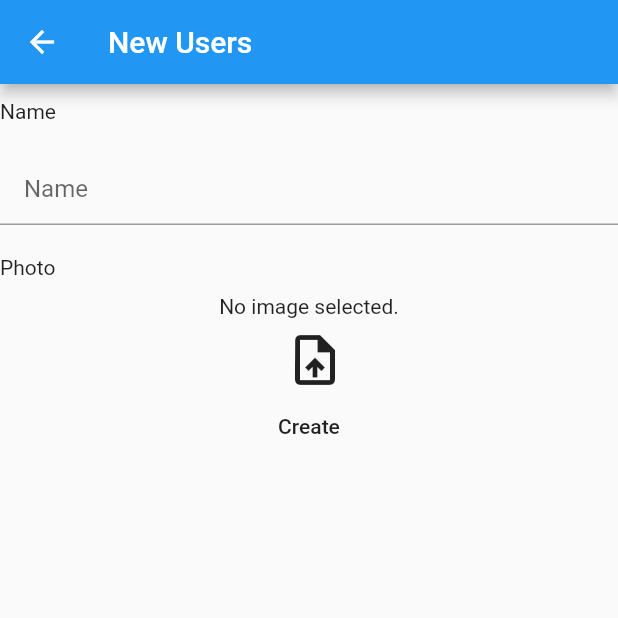
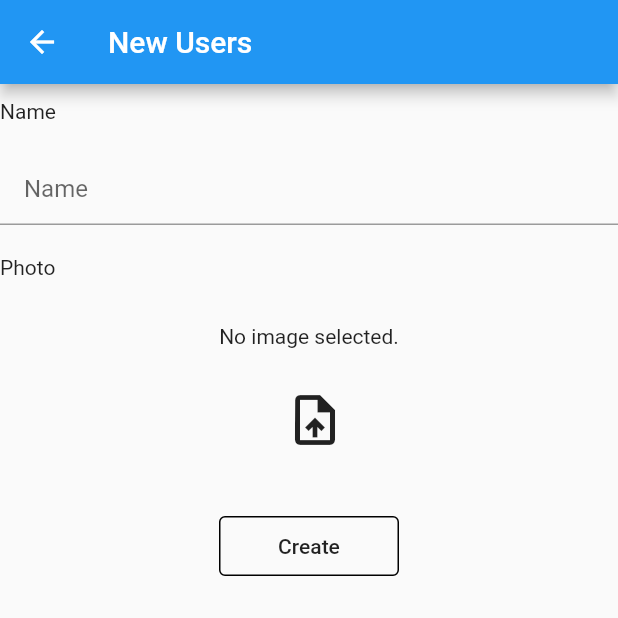
Before and after one commit to maimand/door-opener-mb, a Flutter app: the AddUserView screen opened directly, after a tap on the "upload file" icon, on a phone screen of 412 x 824 dp, the top half of it. Run offline on Flutter 3.47's test engine with Material 2 defaults, Android fonts, the phone set to English and light mode, and no system bars; our stand-ins replace firebase_core, firebase_database, image_picker; missing offline and left inert: image_crop; accounts and stored records are empty.

Commit message:
Integrate save new user function

```diff
--- a/lib/views/add_user_view.dart
+++ b/lib/views/add_user_view.dart
@@ -112,18 +112,13 @@ class _AddUserViewState extends State<AddUserView> {
       setState(() {
         selectedPhoto = croppedImageFile;
       });
-      // Uint8List imageBytes =
-      //     await widget.global.fileReadAsBytes(croppedImageFile);
     } else {
       print("No image selected.");
     }
   }
 
-  void saveUser() {
-    final bytes = selectedPhoto.readAsBytesSync();
-    String img64 = base64Encode(bytes);
-    print(bytes);
-    widget.onSave(controller.text, img64);
+  void saveUser() async {
+    await widget.onSave(controller.text, selectedPhoto);
   }
 
   @override
@@ -162,6 +157,7 @@ class _AddUserViewState extends State<AddUserView> {
               padding: EdgeInsets.symmetric(vertical: 10.0),
               child: Text('Photo'),
             ),
+            SizedBox(height: 20,),
             Center(
               child: selectedPhoto == null
                   ? Text('No image selected.')
@@ -171,22 +167,30 @@ class _AddUserViewState extends State<AddUserView> {
                       height: 200,
                     ),
             ),
+            SizedBox(height: 20,),
             IconButton(
                 icon: Icon(
                   Icons.upload_file,
                   size: 40.0,
                 ),
-                onPressed: uploadPhoto),
+                onPressed: () {
+                  FocusScope.of(context).unfocus();
+                  uploadPhoto();
+                }),
+            SizedBox(height: 40,),
             FlatButton(
                 onPressed: () {
                   saveUser();
                   Navigator.of(context).pop();
                 },
                 child: Container(
+                  width: 120,
+                  height: 40,
                   decoration: BoxDecoration(
                     borderRadius: BorderRadius.circular(4.0),
+                    border: Border.all(color: Colors.black)
                   ),
-                  child: Text('Create'),
+                  child: Center(child: Text('Create')),
                 ))
           ],
         ),
```
